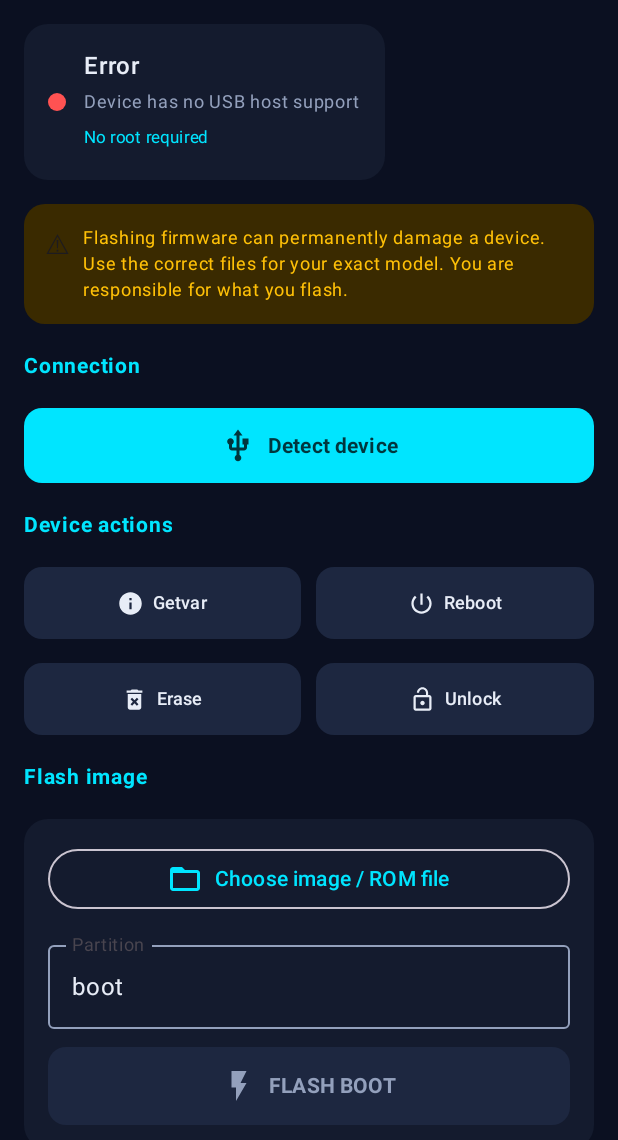
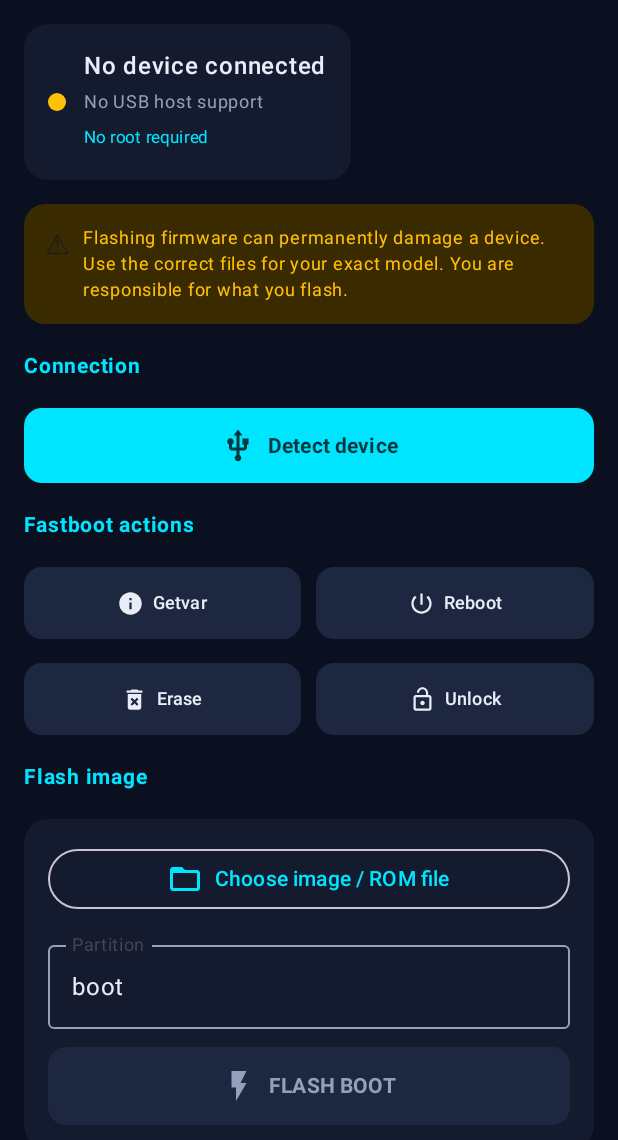
Before and after one commit to netherish/FlashBridge, an Android app built with Jetpack Compose: the screen it shows after launch (MainActivity), after a tap on "Detect device", on a phone screen of 412 x 824 dp, the part 96-1236 px from its top. Run offline under Robolectric (Android 15) with nearby library versions, the phone set to English and light mode, and no system bars.

Commit message:
Add ADB device detection, auth handshake, and reboot-to-fastboot

```diff
--- a/app/src/main/java/com/netherish/flashbridge/ui/FlashBridgeScreen.kt
+++ b/app/src/main/java/com/netherish/flashbridge/ui/FlashBridgeScreen.kt
@@ -19,6 +19,7 @@ import androidx.compose.ui.text.font.FontFamily
 import androidx.compose.ui.text.font.FontWeight
 import androidx.compose.ui.unit.dp
 import androidx.compose.ui.unit.sp
+import com.netherish.flashbridge.core.AdbState
 import com.netherish.flashbridge.core.UsbState
 import com.netherish.flashbridge.ui.theme.*
 
@@ -27,11 +28,16 @@ import com.netherish.flashbridge.ui.theme.*
 fun FlashBridgeScreen(vm: MainViewModel, onPickFile: () -> Unit) {
     val state by vm.state.collectAsState()
     val usbStatus by vm.usbStatus.collectAsState()
+    val adbStatus by vm.adbStatus.collectAsState()
     val scroll = rememberScrollState()
 
     var confirmUnlock by remember { mutableStateOf(false) }
     var confirmErase by remember { mutableStateOf(false) }
-    val connected = usbStatus is UsbState.Connected
+
+    val mode = state.deviceMode
+    val fastbootReady = mode == DeviceMode.FASTBOOT
+    val adbReady = mode == DeviceMode.ADB
+    val busy = state.busy != Busy.None
 
     Scaffold(
         topBar = {
@@ -61,7 +67,12 @@ fun FlashBridgeScreen(vm: MainViewModel, onPickFile: () -> Unit) {
             modifier = Modifier.padding(padding).fillMaxSize().verticalScroll(scroll).padding(16.dp),
             verticalArrangement = Arrangement.spacedBy(16.dp),
         ) {
-            StatusCard(status = usbStatus)
+            StatusCard(
+                mode = mode,
+                usbStatus = usbStatus,
+                adbStatus = adbStatus,
+                adbModel = state.adbModel,
+            )
 
             Card(colors = CardDefaults.cardColors(containerColor = Color(0xFF3A2A00)), shape = RoundedCornerShape(14.dp)) {
                 Row(Modifier.padding(14.dp), verticalAlignment = Alignment.Top) {
@@ -87,14 +98,42 @@ fun FlashBridgeScreen(vm: MainViewModel, onPickFile: () -> Unit) {
                 Text("Detect device", fontWeight = FontWeight.Bold)
             }
 
-            SectionTitle("Device actions")
+            // ADB mode: offer reboot into fastboot
+            if (adbReady) {
+                Card(colors = CardDefaults.cardColors(containerColor = Surface), shape = RoundedCornerShape(16.dp)) {
+                    Column(Modifier.padding(16.dp), verticalArrangement = Arrangement.spacedBy(10.dp)) {
+                        Text("ADB device detected", color = Cyan, fontWeight = FontWeight.Bold)
+                        if (state.adbModel.isNotEmpty()) {
+                            Text(state.adbModel, color = TextPrimary, fontSize = 13.sp)
+                        }
+                        Text(
+                            "Reboot it into fastboot mode, then press Detect again to start flashing.",
+                            color = TextMuted, fontSize = 12.sp,
+                        )
+                        Button(
+                            onClick = { vm.rebootToFastboot() },
+                            modifier = Modifier.fillMaxWidth().height(48.dp),
+                            enabled = !busy,
+                            colors = ButtonDefaults.buttonColors(containerColor = Amber, contentColor = Color(0xFF1A1200)),
+                            shape = RoundedCornerShape(12.dp),
+                        ) {
+                            Icon(Icons.Filled.RestartAlt, contentDescription = null)
+                            Spacer(Modifier.width(8.dp))
+                            Text("Reboot to Fastboot", fontWeight = FontWeight.Bold)
+                        }
+                    }
+                }
+            }
+
+            // Fastboot mode actions
+            SectionTitle("Fastboot actions")
             Row(Modifier.fillMaxWidth(), horizontalArrangement = Arrangement.spacedBy(10.dp)) {
-                ActionButton("Getvar", Icons.Filled.Info, Modifier.weight(1f), !connected || state.busy != Busy.None) { vm.getvar("product") }
-                ActionButton("Reboot", Icons.Filled.PowerSettingsNew, Modifier.weight(1f), !connected || state.busy != Busy.None) { vm.reboot() }
+                ActionButton("Getvar", Icons.Filled.Info, Modifier.weight(1f), !fastbootReady || busy) { vm.getvar("product") }
+                ActionButton("Reboot", Icons.Filled.PowerSettingsNew, Modifier.weight(1f), !fastbootReady || busy) { vm.reboot() }
             }
             Row(Modifier.fillMaxWidth(), horizontalArrangement = Arrangement.spacedBy(10.dp)) {
-                ActionButton("Erase", Icons.Filled.DeleteForever, Modifier.weight(1f), !connected || state.busy != Busy.None) { confirmErase = true }
-                ActionButton("Unlock", Icons.Filled.LockOpen, Modifier.weight(1f), !connected || state.busy != Busy.None) { confirmUnlock = true }
+                ActionButton("Erase", Icons.Filled.DeleteForever, Modifier.weight(1f), !fastbootReady || busy) { confirmErase = true }
+                ActionButton("Unlock", Icons.Filled.LockOpen, Modifier.weight(1f), !fastbootReady || busy) { confirmUnlock = true }
             }
 
             SectionTitle("Flash image")
@@ -137,7 +176,7 @@ fun FlashBridgeScreen(vm: MainViewModel, onPickFile: () -> Unit) {
                     Button(
                         onClick = { vm.flash() },
                         modifier = Modifier.fillMaxWidth().height(52.dp),
-                        enabled = connected && state.selectedFile.isNotEmpty() && state.busy == Busy.None,
+                        enabled = fastbootReady && state.selectedFile.isNotEmpty() && !busy,
                         colors = ButtonDefaults.buttonColors(
                             containerColor = Amber,
                             contentColor = Color(0xFF1A1200),
@@ -146,7 +185,7 @@ fun FlashBridgeScreen(vm: MainViewModel, onPickFile: () -> Unit) {
                         ),
                         shape = RoundedCornerShape(12.dp),
                     ) {
-                        if (state.busy == Busy.Running) {
+                        if (busy) {
                             CircularProgressIndicator(Modifier.size(20.dp), color = Color(0xFF1A1200))
                         } else {
                             Icon(Icons.Filled.FlashOn, contentDescription = null)
@@ -166,7 +205,7 @@ fun FlashBridgeScreen(vm: MainViewModel, onPickFile: () -> Unit) {
                 )
             }
 
-            Text("Developed by netherish · v1.0", color = TextMuted, fontSize = 11.sp,
+            Text("Developed by netherish · v1.1", color = TextMuted, fontSize = 11.sp,
                 modifier = Modifier.align(Alignment.CenterHorizontally).padding(bottom = 16.dp))
         }
     }
@@ -206,13 +245,33 @@ private fun SectionTitle(text: String) {
 }
 
 @Composable
-private fun StatusCard(status: UsbState) {
-    val (color, title, detail) = when (status) {
-        is UsbState.Connected -> Triple(Success, "Device connected ✓", "VID 0x%04X · PID 0x%04X".format(status.info.vendorId, status.info.productId))
-        is UsbState.NeedPermission -> Triple(Warning, "Permission required", "Approve the USB access prompt")
-        is UsbState.NoDevice -> Triple(Warning, "No fastboot device", status.message)
-        is UsbState.Error -> Triple(Error, "Error", status.message)
-        UsbState.Idle -> Triple(TextMuted, "Not connected", "Press Detect to scan for a device")
+private fun StatusCard(
+    mode: DeviceMode,
+    usbStatus: UsbState,
+    adbStatus: AdbState,
+    adbModel: String,
+) {
+    val (color, title, detail) = when (mode) {
+        DeviceMode.FASTBOOT -> Triple(
+            Success, "Fastboot device connected ✓",
+            (usbStatus as? UsbState.Connected)?.info?.let { "VID 0x%04X · PID 0x%04X".format(it.vendorId, it.productId) } ?: ""
+        )
+        DeviceMode.ADB -> Triple(
+            Cyan, "ADB device connected ✓",
+            adbModel.ifEmpty { (adbStatus as? AdbState.Connected)?.info?.name ?: "USB debugging device" }
+        )
+        DeviceMode.NONE -> {
+            val problem = when {
+                adbStatus is AdbState.NeedPermission || usbStatus is UsbState.NeedPermission ->
+                    "Approve the USB access prompt"
+                adbStatus is AdbState.Error -> adbStatus.message
+                usbStatus is UsbState.Error -> usbStatus.message
+                adbStatus is AdbState.NoDevice && usbStatus is UsbState.NoDevice ->
+                    "No ADB or fastboot device — check OTG cable and device mode"
+                else -> "Press Detect to scan for ADB or fastboot devices"
+            }
+            Triple(Warning, "No device connected", problem)
+        }
     }
     val animated by animateColorAsState(color)
     Card(colors = CardDefaults.cardColors(containerColor = Surface), shape = RoundedCornerShape(16.dp)) {
--- a/app/src/main/java/com/netherish/flashbridge/ui/MainViewModel.kt
+++ b/app/src/main/java/com/netherish/flashbridge/ui/MainViewModel.kt
@@ -4,6 +4,8 @@ import android.app.Application
 import android.net.Uri
 import androidx.lifecycle.AndroidViewModel
 import androidx.lifecycle.viewModelScope
+import com.netherish.flashbridge.core.AdbState
+import com.netherish.flashbridge.core.AdbUsb
 import com.netherish.flashbridge.core.FastbootUsb
 import com.netherish.flashbridge.core.UsbInfo
 import com.netherish.flashbridge.core.UsbState
@@ -14,22 +16,28 @@ import kotlinx.coroutines.launch
 import kotlinx.coroutines.withContext
 
 enum class Busy { None, Running }
+enum class DeviceMode { NONE, FASTBOOT, ADB }
 
 data class UiState(
     val busy: Busy = Busy.None,
-    val log: String = "FlashBridge ready — no root required.\nConnect a device in fastboot mode via OTG.\n",
+    val log: String = "FlashBridge ready — no root required.\nConnect a device in ADB or fastboot mode via OTG.\n",
     val selectedFile: String = "",
     val partition: String = "boot",
     val progress: String = "",
     val lastResultOk: Boolean? = null,
+    val deviceMode: DeviceMode = DeviceMode.NONE,
+    val adbModel: String = "",
 )
 
 class MainViewModel(app: Application) : AndroidViewModel(app) {
 
     private val fastboot = FastbootUsb(app)
+    private val adb = AdbUsb(app)
 
     val usbStatus: StateFlow<UsbState> = fastboot.status
+    val adbStatus: StateFlow<AdbState> = adb.status
     val usbDevice: StateFlow<UsbInfo?> = fastboot.deviceInfo
+    val adbDevice: StateFlow<UsbInfo?> = adb.deviceInfo
 
     private val _state = MutableStateFlow(UiState())
     val state: StateFlow<UiState> = _state
@@ -40,11 +48,50 @@ class MainViewModel(app: Application) : AndroidViewModel(app) {
         if (!fastboot.hasUsbHost()) {
             append("⚠ This device has no USB host (OTG) support.")
         }
+
+        viewModelScope.launch {
+            fastboot.status.collect { st ->
+                if (st is UsbState.Connected) {
+                    _state.value = _state.value.copy(deviceMode = DeviceMode.FASTBOOT)
+                    append("✓ Fastboot device connected")
+                }
+            }
+        }
+        viewModelScope.launch {
+            adb.status.collect { st ->
+                if (st is AdbState.Connected) {
+                    _state.value = _state.value.copy(deviceMode = DeviceMode.ADB)
+                    append("✓ ADB device connected")
+                    // Fetch model info off the main thread
+                    viewModelScope.launch {
+                        try {
+                            val model = withContext(Dispatchers.IO) { adb.getprop("ro.product.model") }
+                            val device = withContext(Dispatchers.IO) { adb.getprop("ro.product.device") }
+                            _state.value = _state.value.copy(
+                                adbModel = if (device.isNotEmpty()) "$model ($device)" else model
+                            )
+                            append("Device: $model ($device)")
+                        } catch (e: Throwable) {
+                            append("⚠ Could not read device info: ${e.message}")
+                        }
+                    }
+                }
+            }
+        }
     }
 
+    /** Scan USB for either a fastboot or ADB device. */
     fun scan() {
-        append("Scanning for fastboot device…")
+        append("Scanning for devices…")
+        fastboot.close()
+        adb.close()
+        _state.value = _state.value.copy(deviceMode = DeviceMode.NONE, adbModel = "")
+
         fastboot.scan()
+        val fbStatus = fastboot.status.value
+        if (fbStatus !is UsbState.NeedPermission && fbStatus !is UsbState.Connected) {
+            adb.scan()
+        }
     }
 
     fun onFileSelected(uri: Uri?) {
@@ -65,6 +112,15 @@ class MainViewModel(app: Application) : AndroidViewModel(app) {
 
     fun setPartition(value: String) {
         _state.value = _state.value.copy(partition = value.trim())
+    }
+
+    /** Reboot an ADB-connected device into fastboot mode. */
+    fun rebootToFastboot() = action("adb reboot bootloader") {
+        adb.reboot("bootloader")
+        append("✓ Reboot sent — device should enter fastboot")
+        append("Reconnect the device, then press Detect again.")
+        adb.close()
+        _state.value = _state.value.copy(deviceMode = DeviceMode.NONE)
     }
 
     fun getvar(name: String = "product") = action("getvar $name") {
@@ -133,5 +189,6 @@ class MainViewModel(app: Application) : AndroidViewModel(app) {
     override fun onCleared() {
         super.onCleared()
         fastboot.dispose()
+        adb.dispose()
     }
 }
```
Also changed, not shown: app/src/main/java/com/netherish/flashbridge/core/AdbUsb.kt (added, +441 -0 lines), 2 other files.
